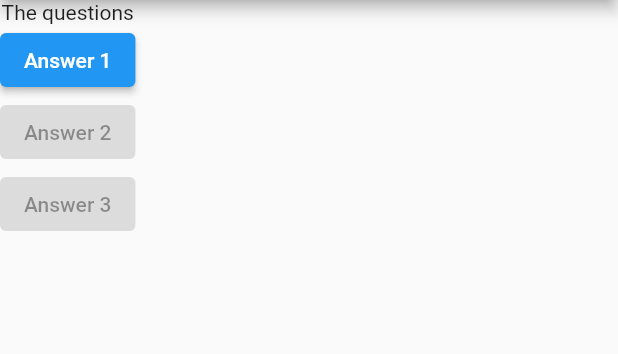
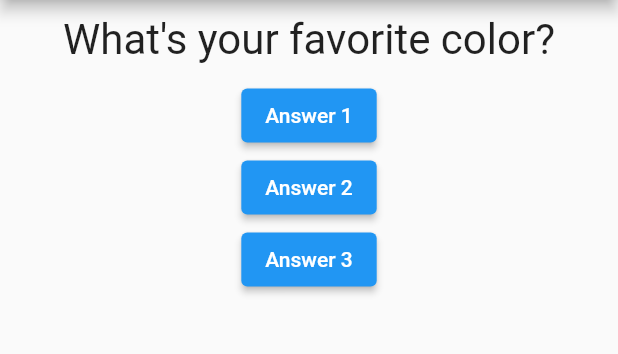
Before and after one commit to khadetou/Flutter-first-app, a Flutter app: the screen it shows after launch, after a tap on "Answer 1", on a phone screen of 412 x 824 dp, the part 84-438 px from its top. Run offline on Flutter 3.47's test engine with Material 2 defaults, Android fonts, the phone set to English and light mode, and no system bars.

Commit message:
question text ui

```diff
--- a/lib/main.dart
+++ b/lib/main.dart
@@ -1,19 +1,28 @@
 import 'package:flutter/material.dart';
+import './question.dart';
 
-void main() {
-  runApp(MyApp());
+void main() => runApp(MyApp());
+
+class MyApp extends StatefulWidget {
+  @override
+  State createState() {
+    return _MyAppState();
+  }
 }
 
-class MyApp extends StatelessWidget {
+class _MyAppState extends State<MyApp> {
   @override
   Widget build(BuildContext context) {
+    var _questionIndex = 0;
+
     var questions = [
       'What\'s your favorite color?',
       'What\'s your favorite animal?'
     ];
 
     void answerQuestion() {
-      print('Question answered');
+      setState(() => (_questionIndex = _questionIndex + 1));
+      print(_questionIndex);
     }
 
     return MaterialApp(
@@ -23,18 +32,18 @@ class MyApp extends StatelessWidget {
           ),
           body: Column(
             children: [
-              Text('The questions'),
+              Question(questions[_questionIndex]),
               ElevatedButton(
                 child: Text('Answer 1'),
                 onPressed: answerQuestion,
               ),
               ElevatedButton(
                 child: Text('Answer 2'),
-                onPressed: null,
+                onPressed: answerQuestion,
               ),
               ElevatedButton(
                 child: Text('Answer 3'),
-                onPressed: null,
+                onPressed: answerQuestion,
               )
             ],
           )),
--- /dev/null
+++ b/lib/question.dart
@@ -0,0 +1,20 @@
+import 'package:flutter/material.dart';
+
+class Question extends StatelessWidget {
+  final String questionText;
+
+  Question(this.questionText);
+
+  @override
+  Widget build(BuildContext context) {
+    return Container(
+      width: double.infinity,
+      margin: EdgeInsets.all(10),
+      child: Text(
+        questionText,
+        style: TextStyle(fontSize: 28),
+        textAlign: TextAlign.center,
+      ),
+    );
+  }
+}
```
